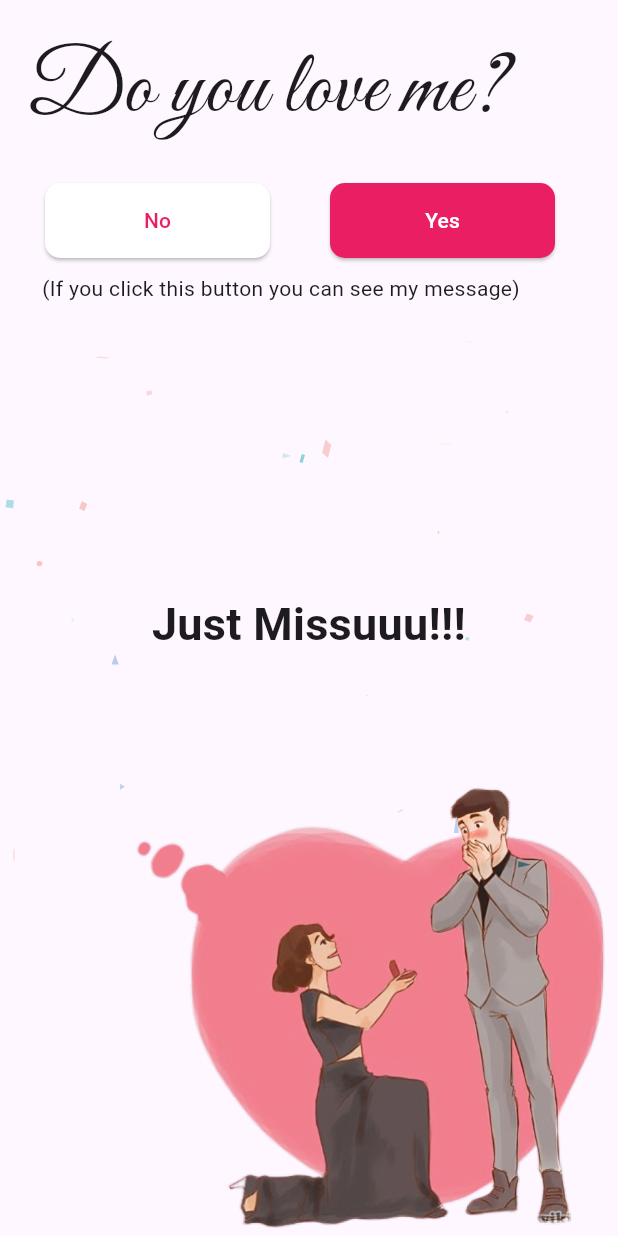
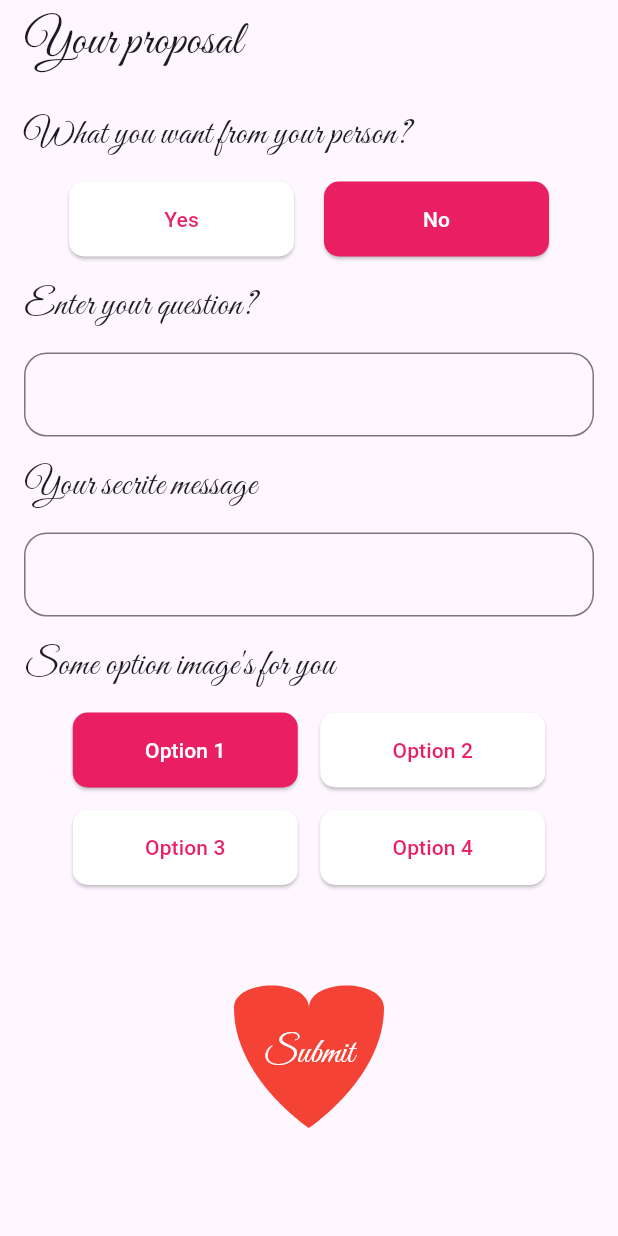
Before and after one commit to MYOUSUFFS/love_propose, a Flutter app: the screen it shows after launch, after a tap on "No", on a phone screen of 412 x 824 dp. Run offline on Flutter 3.47's test engine with Material 3 defaults, Android fonts, the phone set to English and light mode, and no system bars; our stand-ins replace google_fonts, lottie.

Commit message:
Proposal app first screen design ready

```diff
--- /dev/null
+++ b/lib/create_link.dart
@@ -0,0 +1,171 @@
+import 'package:flutter/material.dart';
+import 'package:google_fonts/google_fonts.dart';
+import 'package:love_propose/style.dart';
+
+class CreateLink extends StatefulWidget {
+  const CreateLink({super.key});
+
+  @override
+  State<CreateLink> createState() => _CreateLinkState();
+}
+
+class _CreateLinkState extends State<CreateLink> {
+  bool isYesSelected = true;
+  TextEditingController textController1 = TextEditingController();
+  TextEditingController textController2 = TextEditingController();
+
+  List<bool> isSelectedList = [true, false, false, false];
+
+  static ButtonStyle unselectedBtn = ElevatedButton.styleFrom(
+    backgroundColor: Colors.white,
+    foregroundColor: Colors.pink,
+    minimumSize: Size(150, 50),
+    padding: EdgeInsets.symmetric(horizontal: 20, vertical: 15),
+    shape: RoundedRectangleBorder(
+      borderRadius: BorderRadius.circular(10.0),
+    ),
+  );
+
+  static ButtonStyle selectedBtn = ElevatedButton.styleFrom(
+    minimumSize: Size(150, 50),
+    backgroundColor: Colors.pink,
+    foregroundColor: Colors.white,
+    padding: EdgeInsets.symmetric(horizontal: 20, vertical: 15),
+    shape: RoundedRectangleBorder(
+      borderRadius: BorderRadius.circular(10.0),
+    ),
+  );
+
+  void handleSubmit() {
+    print('Yes/No Selected: ${isYesSelected ? 'Yes' : 'No'}');
+    print('Text Field 1: ${textController1.text}');
+    print('Text Field 2: ${textController2.text}');
+
+    int selectedOptionIndex = isSelectedList.indexOf(true);
+    print('Selected Option: Option ${selectedOptionIndex + 1}');
+  }
+
+  final hight = SizedBox(height: 15);
+  final width = SizedBox(width: 15);
+
+  titleFn(String title) => Text(
+        title,
+        style: GoogleFonts.greatVibes(
+          fontSize: 24,
+          // fontWeight: FontWeight.bold,
+        ),
+      );
+
+  @override
+  Widget build(BuildContext context) {
+    return Scaffold(
+      appBar: AppBar(
+        title: Text(
+          'Your proposal',
+          style: GoogleFonts.greatVibes(fontSize: 32),
+        ),
+      ),
+      body: Center(
+        child: Container(
+          padding: const EdgeInsets.all(16.0),
+          constraints: BoxConstraints(maxWidth: 660, minWidth: 340),
+          child: ListView(
+            children: [
+              titleFn("What you want from your person?"),
+              hight,
+              Row(
+                mainAxisAlignment: MainAxisAlignment.center,
+                children: [
+                  ElevatedButton(
+                    onPressed: () {
+                      setState(() {
+                        isYesSelected = true;
+                      });
+                    },
+                    style: isYesSelected ? selectedBtn : unselectedBtn,
+                    child: Text('Yes'),
+                  ),
+                  SizedBox(width: 20),
+                  ElevatedButton(
+                    onPressed: () {
+                      setState(() {
+                        isYesSelected = false;
+                      });
+                    },
+                    style: !isYesSelected ? selectedBtn : unselectedBtn,
+                    child: Text('No'),
+                  ),
+                ],
+              ),
+              hight,
+
+              titleFn("Enter your question?"),
+              hight,
+              TextField(
+                controller: textController1,
+                decoration: InputDecoration(
+                  // labelText: 'Text Field 1',
+                  border: OutlineInputBorder(
+                    borderRadius: BorderRadius.circular(15),
+                  ),
+                ),
+              ),
+              hight,
+
+              titleFn("Your secrite message"),
+              hight,
+              TextField(
+                controller: textController2,
+                decoration: InputDecoration(
+                  // labelText: 'Text Field 2',
+                  border: OutlineInputBorder(
+                    borderRadius: BorderRadius.circular(15),
+                  ),
+                ),
+              ),
+              hight,
+              titleFn("Some option image's for you"),
+              hight,
+              Wrap(
+                alignment: WrapAlignment.center,
+                spacing: 15,
+                runSpacing: 15,
+                children: [
+                  for (int i = 0; i < isSelectedList.length; i++)
+                    ElevatedButton(
+                      onPressed: () {
+                        setState(() {
+                          for (int j = 0; j < isSelectedList.length; j++) {
+                            isSelectedList[j] = (i == j);
+                          }
+                        });
+                      },
+                      style: isSelectedList[i] ? selectedBtn : unselectedBtn,
+                      child: Text('Option ${i + 1}'),
+                    ),
+                ],
+              ),
+              SizedBox(height: 20),
+              HeartShapedButton(
+                onPressed: handleSubmit,
+              ),
+              // ElevatedButton(
+              //   onPressed: handleSubmit,
+              //   style: selectedBtn,
+              //   child: ClipPath(
+              //     clipper: HeartClipper(),
+              //     child: Container(
+              //       width: 100.0,
+              //       height: 100.0,
+              //       color: Colors
+              //           .red, // Change the color according to your preference
+              //     ),
+              //   ),
+              // ),
+            ],
+          ),
+        ),
+      ),
+    );
+  }
+}
--- a/lib/main.dart
+++ b/lib/main.dart
@@ -1,6 +1,5 @@
 import 'package:flutter/material.dart';
-
-import 'love_u.dart';
+import 'package:love_propose/create_link.dart';
 
 void main() {
   runApp(const MyApp());
@@ -18,7 +17,7 @@ class MyApp extends StatelessWidget {
         useMaterial3: true,
       ),
       debugShowCheckedModeBanner: false,
-      home: const LoveU(),
+      home: const CreateLink(),
     );
   }
 }
--- /dev/null
+++ b/lib/style.dart
@@ -0,0 +1,144 @@
+import 'package:flutter/material.dart';
+import 'package:google_fonts/google_fonts.dart';
+
+class HeartClipper extends CustomClipper<Path> {
+  @override
+  Path getClip(Size size) {
+    final path = Path();
+    path.moveTo(size.width / 2, size.height / 5);
+    path.cubicTo(
+        size.width / 2,
+        0, // Control point 1
+        size.width,
+        0, // Control point 2
+        size.width,
+        size.height / 5); // End point
+
+    path.cubicTo(
+        size.width,
+        2 * size.height / 3, // Control point 3
+        size.width / 2,
+        size.height, // Control point 4
+        size.width / 2,
+        size.height); // End point
+
+    path.cubicTo(
+        size.width / 2,
+        size.height, // Control point 5
+        0,
+        2 * size.height / 3, // Control point 6
+        0,
+        size.height / 5); // End point
+
+    path.cubicTo(
+        0,
+        0, // Control point 7
+        size.width / 2,
+        0, // Control point 8
+        size.width / 2,
+        size.height / 5); // End point
+
+    return path;
+  }
+
+  @override
+  bool shouldReclip(CustomClipper<Path> oldClipper) {
+    return false;
+  }
+}
+
+class HeartShapedButton extends StatelessWidget {
+  final Function()? onPressed;
+
+  const HeartShapedButton({super.key, this.onPressed});
+  @override
+  Widget build(BuildContext context) {
+    return OutlinedButton(
+      onPressed: onPressed,
+      // () {
+      //   // Add your button onPressed logic here
+      // },
+      style: OutlinedButton.styleFrom(
+          // backgroundColor: Colors.red.withOpacity(0.1),
+          shape: RoundedRectangleBorder(
+            borderRadius: BorderRadius.circular(90.0),
+          ),
+          padding: EdgeInsets.all(42.0),
+          side: BorderSide(
+            color: Colors.transparent, // Set the outline color
+          ),
+          elevation: 13),
+      child: SizedBox(
+        width: 100,
+        height: 100,
+        child: Stack(
+          children: [
+            CustomPaint(
+              size: Size(100, 100),
+              painter: HeartPainter(),
+            ),
+            Align(
+              alignment: Alignment.center,
+              child: Text(
+                "Submit",
+                style:
+                    GoogleFonts.greatVibes(color: Colors.white, fontSize: 24),
+              ),
+            ),
+          ],
+        ),
+      ),
+    );
+  }
+}
+
+class HeartPainter extends CustomPainter {
+  @override
+  void paint(Canvas canvas, Size size) {
+    final Paint paint = Paint()
+      ..color = Colors.red // Set the fill color
+      ..style = PaintingStyle.fill;
+
+    final Path path = Path();
+    path.moveTo(size.width / 2, size.height / 5);
+    path.cubicTo(
+      size.width / 2,
+      0,
+      size.width,
+      0,
+      size.width,
+      size.height / 5,
+    );
+    path.cubicTo(
+      size.width,
+      2 * size.height / 3,
+      size.width / 2,
+      size.height,
+      size.width / 2,
+      size.height,
+    );
+    path.cubicTo(
+      size.width / 2,
+      size.height,
+      0,
+      2 * size.height / 3,
+      0,
+      size.height / 5,
+    );
+    path.cubicTo(
+      0,
+      0,
+      size.width / 2,
+      0,
+      size.width / 2,
+      size.height / 5,
+    );
+
+    canvas.drawPath(path, paint);
+  }
+
+  @override
+  bool shouldRepaint(CustomPainter oldDelegate) {
+    return false;
+  }
+}
```
Also changed, not shown: 1 other file.
